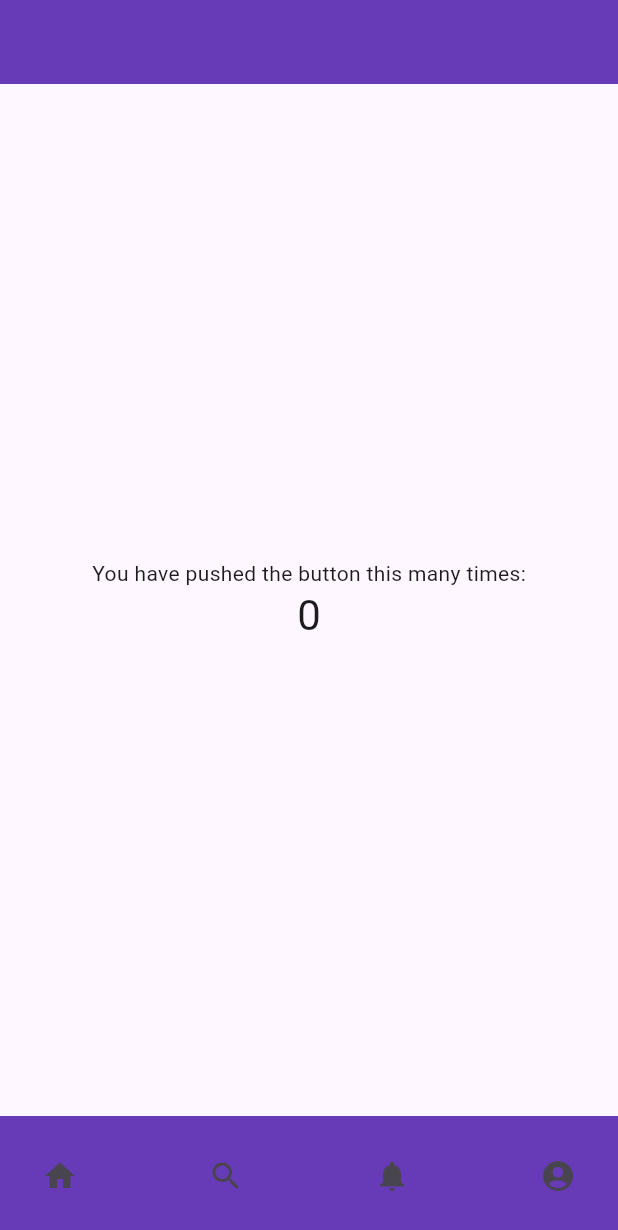
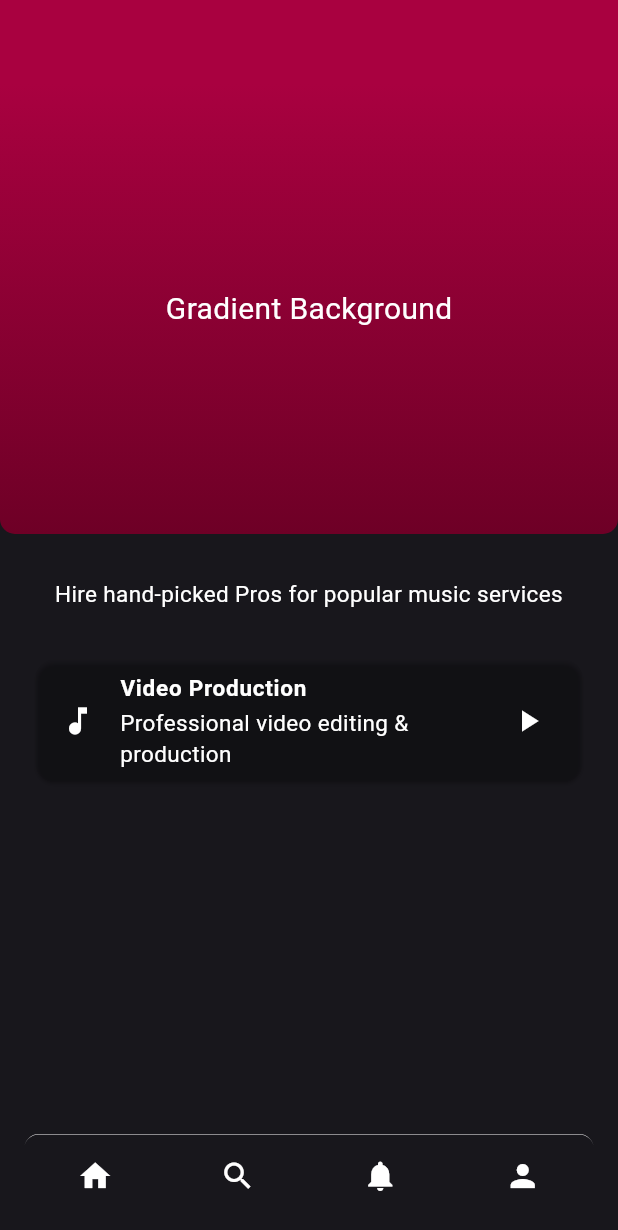
Before and after one commit to mluthfij/s_rock_music, a Flutter app: the screen it shows after launch, on a phone screen of 412 x 824 dp. Shown: the top 1230 px of the screen. Run offline on Flutter 3.47's test engine with Material 3 defaults, Android fonts, the phone set to English and light mode, and no system bars; Roboto replaces fonts that are missing (Syne).

Commit message:
Create base layout

```diff
--- a/lib/main.dart
+++ b/lib/main.dart
@@ -14,7 +14,7 @@ class MyApp extends StatelessWidget {
       debugShowCheckedModeBanner: false,
       title: 'Flutter Demo',
       theme: ThemeData(
-        colorScheme: ColorScheme.fromSeed(seedColor: Colors.deepPurple),
+        scaffoldBackgroundColor: const Color(0xFF18171C),
         useMaterial3: true,
       ),
       home: const MyHomePage(title: 'Flutter Demo Home Page'),
@@ -36,52 +36,111 @@ class _MyHomePageState extends State<MyHomePage> {
   Widget build(BuildContext context) {
     return Scaffold(
       appBar: AppBar(
-        backgroundColor: Colors.deepPurple,
+        backgroundColor: const Color(0xFFA90140),
       ),
-      body: Center(
+      body: SingleChildScrollView(
         child: Column(
-          mainAxisAlignment: MainAxisAlignment.center,
           children: <Widget>[
-            const Text(
-              'You have pushed the button this many times:',
+            SizedBox(
+              width: double.infinity, // Adjust width size
+              child: Column(
+                children: [
+                  Container(
+                    height: 300,
+                    width: double.infinity,
+                    decoration: const BoxDecoration(
+                      gradient: LinearGradient(
+                        begin: Alignment.topCenter,
+                        end: Alignment.bottomCenter,
+                        colors: [
+                          Color(0xFFA90140), // Bright top color
+                          Color(0xFF6E0026), // Darker bottom color
+                        ],
                       ),
-            Text(
-              '0', // This should be replaced with a state variable to show the count
-              style: Theme.of(context).textTheme.headlineMedium,
+                      borderRadius: BorderRadius.only(
+                        bottomLeft: Radius.circular(10),
+                        bottomRight: Radius.circular(10),
+                      ),
+                    ),
+                    child: const Center(
+                      child: Text(
+                      'Gradient Background',
+                      style: TextStyle(color: Colors.white, fontSize: 20),
+                      ),
+                    ),
+                  ),
+                  const SizedBox(
+                    height: 80,
+                      child: Center(
+                        child: Padding(
+                          padding: EdgeInsets.symmetric(horizontal: 20.0),
+                          child: Text(
+                            'Hire hand-picked Pros for popular music services',
+                            style: TextStyle(color: Colors.white, fontSize: 15, fontFamily: 'Syne'),
+                            textAlign: TextAlign.center,
+                          ),
+                        ),
+                      ),
+                  ),
+                  const Padding(
+                    padding: EdgeInsets.only(left: 20.0, right: 20.0),
+                    child: Card(
+                      color: Color.fromARGB(0, 0, 0, 0),
+                      child: Center(
+                        child: Column(
+                          mainAxisSize: MainAxisSize.min,
+                          children: [
+                            ListTile(
+                              leading: Icon(Icons.music_note, color: Colors.white),
+                              title: Text('Video Production', style: TextStyle(color: Colors.white, fontSize: 15, fontWeight: FontWeight.bold)),
+                              subtitle: Text('Professional video editing & production', style: TextStyle(color: Colors.white, fontSize: 15)),
+                              trailing: Icon(Icons.play_arrow, color: Colors.white),
+                            ),
+                          ],
+                        ),
+                      ),
+                    ),
+                  ),
+                ],
+              ),
             ),
           ],
         ),
       ),
       bottomNavigationBar: BottomAppBar(
-        color: Colors.deepPurple,
+        color: const Color(0xFF18171C),
+        child: Container(
+          width: double.infinity,
+          decoration: const BoxDecoration(
+            borderRadius: BorderRadius.only(
+              topLeft: Radius.circular(10),
+              topRight: Radius.circular(10),
+            ),
+            border: Border(
+              top: BorderSide(color: Colors.white, width: 0.35),
+            ),
+          ),
           child: Row(
-          mainAxisAlignment: MainAxisAlignment.spaceBetween,
-          children: <Widget>[
+            mainAxisAlignment: MainAxisAlignment.spaceAround,
+            children: [
               IconButton(
-              icon: const Icon(Icons.home),
-              onPressed: () {
-                // Handle home button press
-              },
+                icon: const Icon(Icons.home, color: Colors.white),
+                onPressed: () {},
               ),
               IconButton(
-              icon: const Icon(Icons.search),
-              onPressed: () {
-                // Handle search button press
-              },
+                icon: const Icon(Icons.search, color: Colors.white),
+                onPressed: () {},
               ),
               IconButton(
-              icon: const Icon(Icons.notifications),
-              onPressed: () {
-                // Handle notifications button press
-              },
+                icon: const Icon(Icons.notifications, color: Colors.white),
+                onPressed: () {},
               ),
               IconButton(
-              icon: const Icon(Icons.account_circle),
-              onPressed: () {
-                // Handle account button press
-              },
+                icon: const Icon(Icons.person, color: Colors.white),
+                onPressed: () {},
               ),
             ],
+          ),
         ),
       ),
     );
```
Lines whose indentation alone changed are shown as unchanged.
